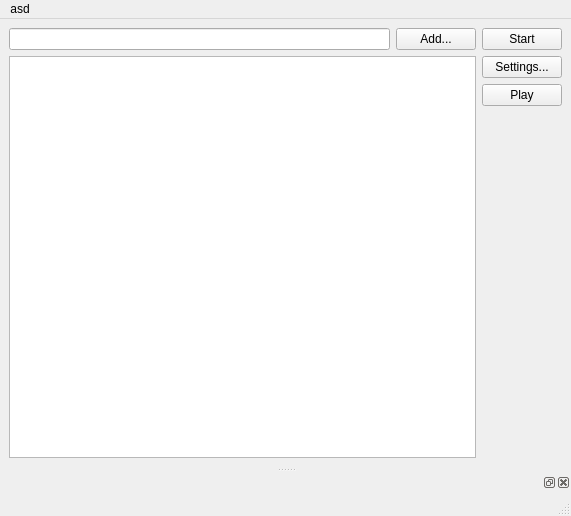
This is src/mainwindow.ui in ispyonyou/dictionaryCambridgePareser as Qt 5 draws it before an edit. The edited form follows.
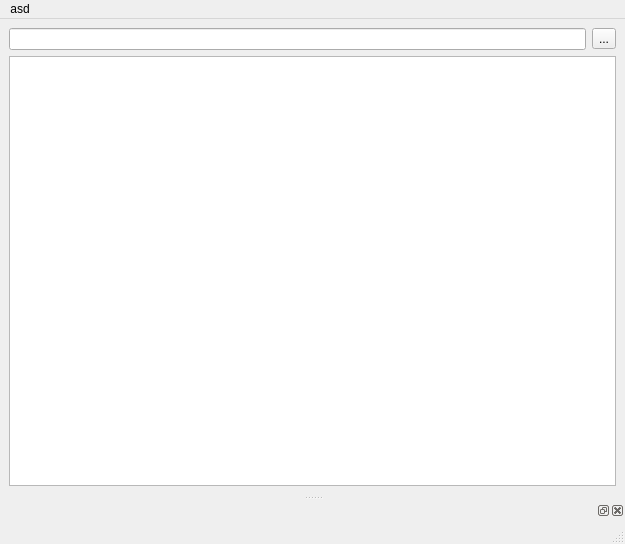
This is the edited form. Icons and pictures are not drawn. Custom widgets are drawn as their Qt base class.

Commit message: added toolbar with play, generate and settings btns

Diff of the .ui file:
```diff
--- a/src/mainwindow.ui
+++ b/src/mainwindow.ui
@@ -6,8 +6,8 @@
    <rect>
     <x>0</x>
     <y>0</y>
-    <width>571</width>
-    <height>516</height>
+    <width>625</width>
+    <height>544</height>
    </rect>
   </property>
   <property name="windowTitle">
@@ -23,9 +23,19 @@
          <widget class="QLineEdit" name="addWordEdit"/>
         </item>
         <item>
-         <widget class="QPushButton" name="addWordBtn">
+         <widget class="QToolButton" name="addWordBtn">
           <property name="text">
-           <string>Add...</string>
+           <string>...</string>
+          </property>
+          <property name="icon">
+           <iconset resource="resources.qrc">
+            <normaloff>:/res/icons/add.ico</normaloff>:/res/icons/add.ico</iconset>
+          </property>
+          <property name="iconSize">
+           <size>
+            <width>18</width>
+            <height>18</height>
+           </size>
           </property>
          </widget>
         </item>
@@ -36,44 +46,6 @@
       </item>
      </layout>
     </item>
-    <item>
-     <layout class="QVBoxLayout" name="verticalLayout_2">
-      <item>
-       <widget class="QPushButton" name="getItBtn">
-        <property name="text">
-         <string>Start</string>
-        </property>
-       </widget>
-      </item>
-      <item>
-       <widget class="QPushButton" name="settingsBtn">
-        <property name="text">
-         <string>Settings...</string>
-        </property>
-       </widget>
-      </item>
-      <item>
-       <widget class="QPushButton" name="playBtn">
-        <property name="text">
-         <string>Play</string>
-        </property>
-       </widget>
-      </item>
-      <item>
-       <spacer name="verticalSpacer">
-        <property name="orientation">
-         <enum>Qt::Vertical</enum>
-        </property>
-        <property name="sizeHint" stdset="0">
-         <size>
-          <width>20</width>
-          <height>40</height>
-         </size>
-        </property>
-       </spacer>
-      </item>
-     </layout>
-    </item>
    </layout>
   </widget>
   <widget class="QMenuBar" name="menubar">
@@ -81,7 +53,7 @@
     <rect>
      <x>0</x>
      <y>0</y>
-     <width>571</width>
+     <width>625</width>
      <height>21</height>
     </rect>
    </property>
```
Left out of the diff: 4 changed lines with no effect on the pictures. The commit also changes 8 other files.
